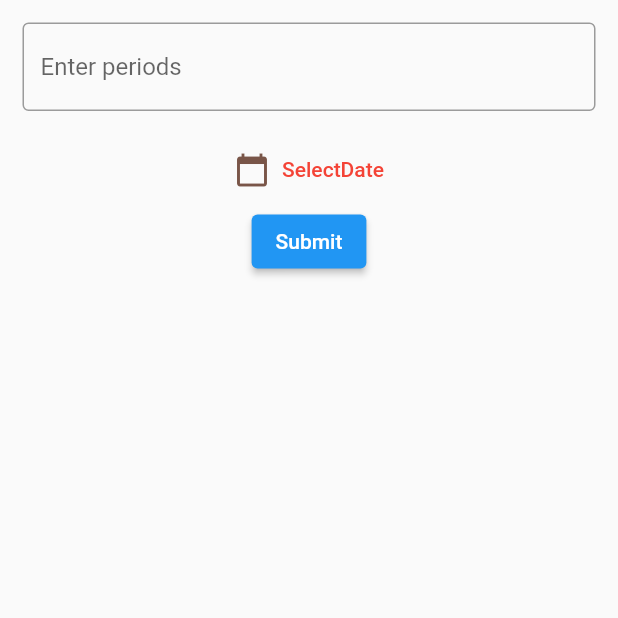
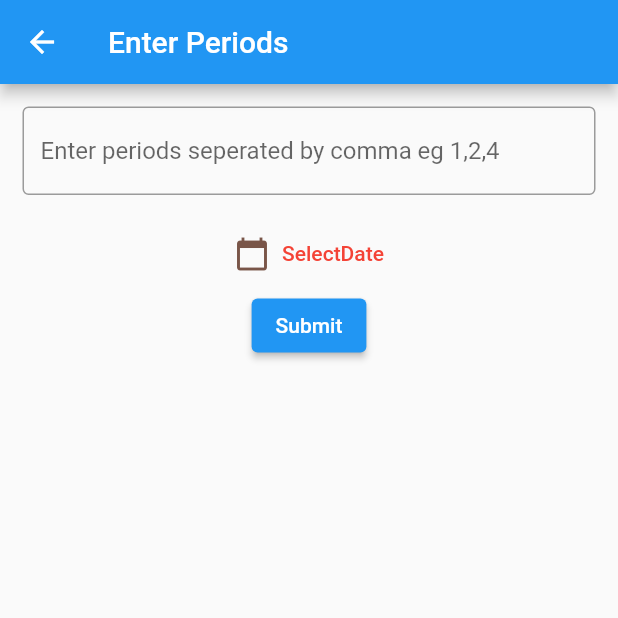
Before and after one commit to rjtechlab/attendance_calculator, a Flutter app: the AttendanceScreen screen opened directly with empty values, after a tap on the "add" icon, on a phone screen of 412 x 824 dp, the top half of it. Run offline on Flutter 3.47's test engine with Material 2 defaults, Android fonts, the phone set to English and light mode, and no system bars; our stand-ins replace hive_flutter; accounts and stored records are empty.

Commit message:
page routing corrected for attendance screen

```diff
--- a/lib/screens/add_period.dart
+++ b/lib/screens/add_period.dart
@@ -22,6 +22,9 @@ class AddPeriodScreen extends StatelessWidget {
   Widget build(BuildContext context) {
 
     return Scaffold(
+      appBar: AppBar(
+        title: Text('Enter Periods '),
+      ),
       body: SafeArea(
         child: Center(
           child: Column(
@@ -46,7 +49,7 @@ class AddPeriodScreen extends StatelessWidget {
                         }
                       } else {
                         if (val == ',,') {
-                          alert(context,'Remove double entry of comma');
+                          alert(context,'Remove double entry of comma ');
                         }
                       }
                     },
@@ -55,7 +58,7 @@ class AddPeriodScreen extends StatelessWidget {
                       FilteringTextInputFormatter.allow(RegExp('[0-9,]')),
                     ],
                     decoration: const InputDecoration(
-                        hintText: 'Enter periods', border: OutlineInputBorder()),
+                        hintText: 'Enter periods seperated by comma eg 1,2,4', border: OutlineInputBorder()),
                     controller: period_controller,
                   ),
                 ),
@@ -106,8 +109,11 @@ class AddPeriodScreen extends StatelessWidget {
                           final period1= period.split(',');
                           period1.remove('');
                           periodlist = period1.map(int.parse).toList();
-                          Navigator.of(context).push(MaterialPageRoute(builder: (C){
-                            return EnterAttendance(periodlist,passingsubjectmodel);
+
+                          // Navigator.of(context).pushAndRemoveUntil(MaterialPageRoute(builder: (context2){
+                          //   return AddAttendance(periodlist, passingsubjectmodel, date!);}), (route) => false);
+                          Navigator.of(context).pushReplacement(MaterialPageRoute(builder: (context){
+                            return AddAttendance(periodlist,passingsubjectmodel,date!);
                           }));
 
                     }
--- a/lib/screens/attendance_screen.dart
+++ b/lib/screens/attendance_screen.dart
@@ -18,24 +18,30 @@ class AttendanceScreen extends StatelessWidget {
   List<int>rollnumber_calculation=[];
 
 
-  AttendanceScreen({required this.subjectmodel});
+  AttendanceScreen( this.subjectmodel);
 
   @override
   Widget build(BuildContext context) {
 
     return Scaffold(
       backgroundColor: Colors.grey[200],
-      appBar: AppBar(backgroundColor: Colors.brown,
+      appBar: AppBar(
+        automaticallyImplyLeading: true,
+        backgroundColor: Colors.brown,
         title: Text('${subjectmodel.subject} Attendance'),actions: [
         IconButton(onPressed: (){
-
-          Navigator.of(context).push(MaterialPageRoute(builder: (context)
-          {
-            return AddPeriodScreen(passingsubjectmodel: subjectmodel,);
-            //---------------------------------------
-            //return AddAttendanceScreen(subjectModel: subjectmodel,);
-            //-------------------------------------
-          }));
+            Navigator.of(context).push(MaterialPageRoute(builder: (ctx){
+              return AddPeriodScreen(passingsubjectmodel: subjectmodel);
+            }));
+          // Navigator.of(context).pushAndRemoveUntil(MaterialPageRoute(builder: (context){
+          //   return AddPeriodScreen(passingsubjectmodel: subjectmodel);}), (route) => false);
+          // Navigator.of(context).push(MaterialPageRoute(builder: (context1)
+          // {
+          //   return AddPeriodScreen(passingsubjectmodel: subjectmodel,);
+          //   //---------------------------------------
+          //   //return AddAttendanceScreen(subjectModel: subjectmodel,);
+          //   //-------------------------------------
+          // }));
 
 
         }, icon: Icon(Icons.add))
--- a/lib/screens/home_screen.dart
+++ b/lib/screens/home_screen.dart
@@ -71,9 +71,9 @@ class HomeScreen extends StatelessWidget {
                               }
                             print(isemptycalculatebutton.value);
                              Timer(Duration(milliseconds: 300), (){
-                               Navigator.of(context).push(MaterialPageRoute(builder: (context){
+                               Navigator.of(context).pushReplacement(MaterialPageRoute(builder: (context1){
                                  return AttendanceScreen(
-                                     subjectmodel: subject_item!
+                                      subject_item!
                                  );}));
                              });
 
--- /dev/null
+++ b/lib/widgets/save_attendance.dart
@@ -0,0 +1,12 @@
+
+
+
+import 'package:attendance_calculator/model/subject_model.dart';
+
+Future<void> SaveAttendance(SubjectModel subjectmodel, List<int> controllerlist_int, List<int> periods)async {
+  print('hia:$controllerlist_int');
+
+  print(periods);
+
+
+}
```
Also changed, not shown: lib/screens/add_attendance_screen.dart (+33 -21 lines).
